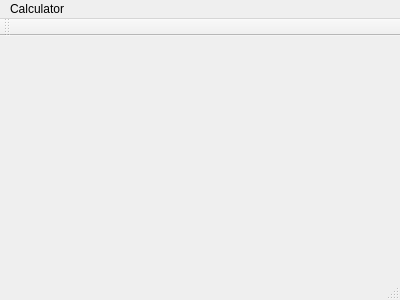
zvanjak/ExpressionEvaluator, file QtFrontend/untitled/mainwindow.ui: the form before one commit.
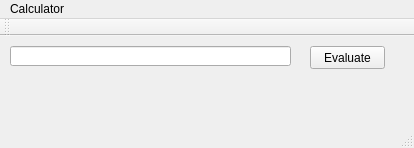
The form after the commit.

```diff
--- a/QtFrontend/untitled/mainwindow.ui
+++ b/QtFrontend/untitled/mainwindow.ui
@@ -6,20 +6,57 @@
    <rect>
     <x>0</x>
     <y>0</y>
-    <width>400</width>
-    <height>300</height>
+    <width>414</width>
+    <height>148</height>
    </rect>
   </property>
   <property name="windowTitle">
    <string>MainWindow</string>
   </property>
-  <widget class="QWidget" name="centralWidget"/>
+  <widget class="QWidget" name="centralWidget">
+   <widget class="QLineEdit" name="editExpression">
+    <property name="geometry">
+     <rect>
+      <x>10</x>
+      <y>10</y>
+      <width>281</width>
+      <height>20</height>
+     </rect>
+    </property>
+   </widget>
+   <widget class="QPushButton" name="cmdEvaluate">
+    <property name="geometry">
+     <rect>
+      <x>310</x>
+      <y>10</y>
+      <width>75</width>
+      <height>23</height>
+     </rect>
+    </property>
+    <property name="text">
+     <string>Evaluate</string>
+    </property>
+   </widget>
+   <widget class="QLabel" name="txtResult">
+    <property name="geometry">
+     <rect>
+      <x>10</x>
+      <y>50</y>
+      <width>161</width>
+      <height>21</height>
+     </rect>
+    </property>
+    <property name="text">
+     <string/>
+    </property>
+   </widget>
+  </widget>
   <widget class="QMenuBar" name="menuBar">
    <property name="geometry">
     <rect>
      <x>0</x>
      <y>0</y>
-     <width>400</width>
+     <width>414</width>
      <height>21</height>
     </rect>
    </property>
```
